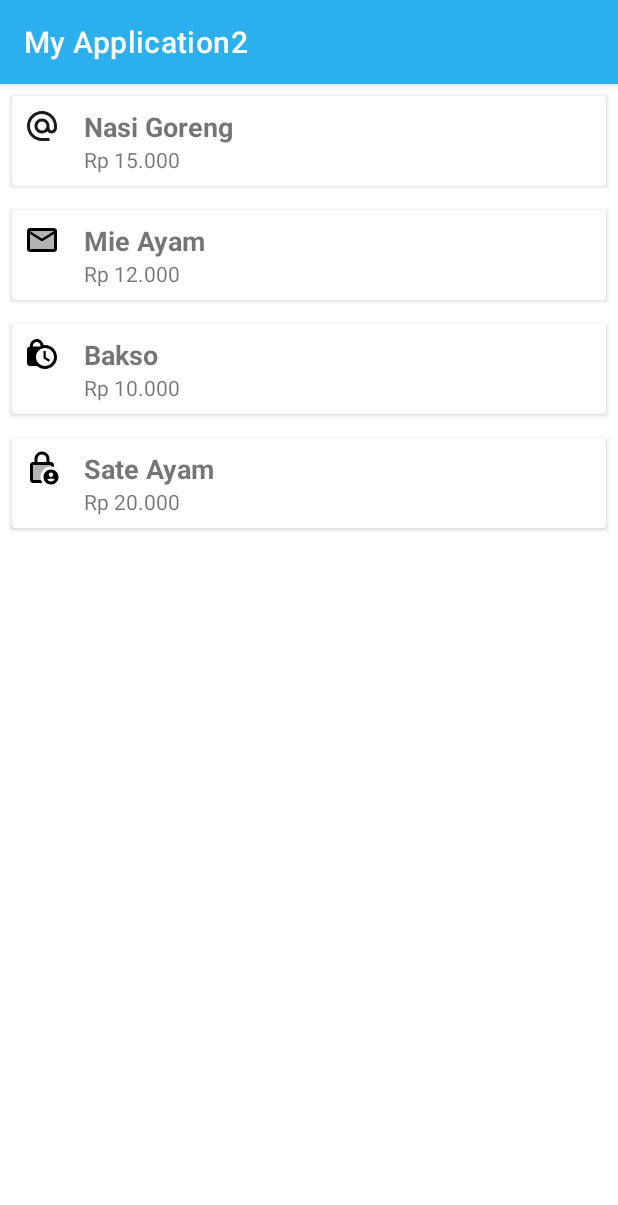
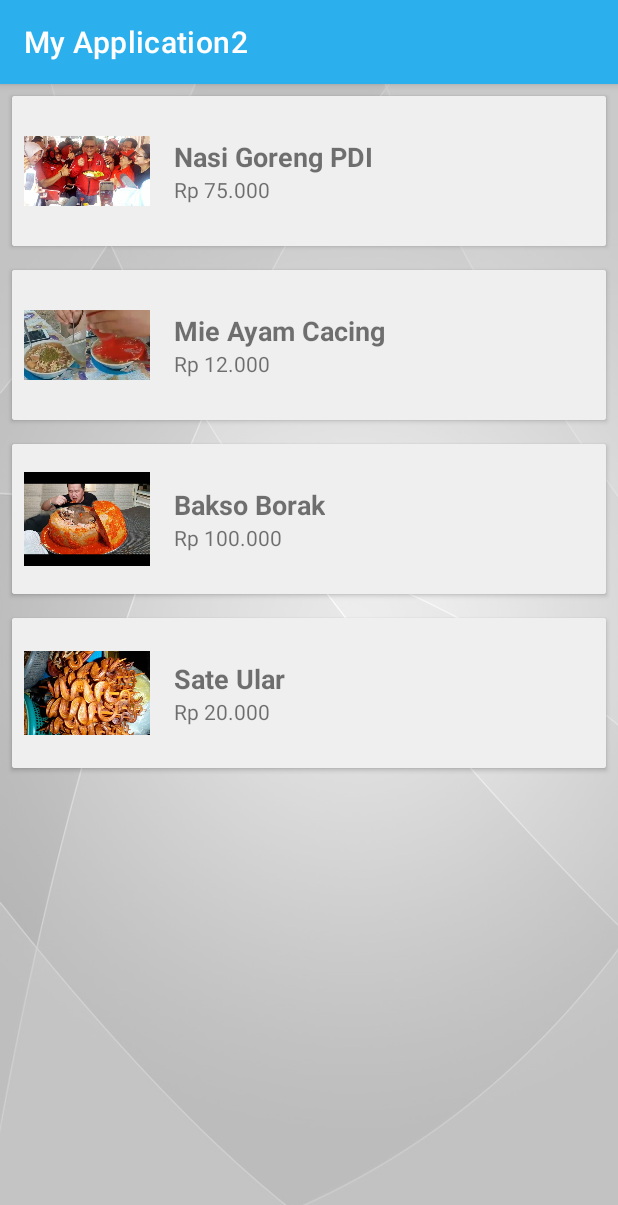
Before and after one commit to ramadhannezz/AplikasiOrderMakanan, an Android app: the screen it shows after launch (HomeActivity), on a phone screen of 412 x 824 dp. Shown: the top 1205 px of the screen. Run offline under Robolectric (Android 15) with nearby library versions, the phone set to English and light mode, and no system bars.

Commit message:
Update Design : - Adding homeactivity (java, xml, gradle app)

```diff
--- a/app/src/main/java/com/rama/myapplication2/HomeActivity.java
+++ b/app/src/main/java/com/rama/myapplication2/HomeActivity.java
@@ -29,10 +29,10 @@ public class HomeActivity extends AppCompatActivity {
         recyclerView.setLayoutManager(new LinearLayoutManager(this));
 
         foods = new ArrayList<>();
-        foods.add(new Food("Nasi Goreng", "Rp 15.000", R.drawable.mail));
-        foods.add(new Food("Mie Ayam", "Rp 12.000", R.drawable.mail2));
-        foods.add(new Food("Bakso", "Rp 10.000", R.drawable.lock));
-        foods.add(new Food("Sate Ayam", "Rp 20.000", R.drawable.lockpw));
+        foods.add(new Food("Nasi Goreng PDI", "Rp 75.000", R.drawable.nasgorpdi));
+        foods.add(new Food("Mie Ayam Cacing", "Rp 12.000", R.drawable.mieayamtumpah));
+        foods.add(new Food("Bakso Borak", "Rp 100.000", R.drawable.baksokepala));
+        foods.add(new Food("Sate Ular", "Rp 20.000", R.drawable.sateular));
 
         foodAdapter = new FoodAdapter(foods);
         recyclerView.setAdapter(foodAdapter);
--- a/app/src/main/res/layout/activity_home.xml
+++ b/app/src/main/res/layout/activity_home.xml
@@ -4,7 +4,13 @@
     xmlns:tools="http://schemas.android.com/tools"
     tools:context=".HomeActivity"
     android:layout_width="match_parent"
-    android:layout_height="match_parent">
+    android:layout_height="match_parent"
+    android:background="@drawable/bglogin">
+
+    <View
+        android:layout_width="match_parent"
+        android:layout_height="match_parent"
+        android:background="#B4FFFFFF"/>
 
     <androidx.recyclerview.widget.RecyclerView
         android:id="@+id/recyclerview"
--- a/app/src/main/res/layout/item_food.xml
+++ b/app/src/main/res/layout/item_food.xml
@@ -10,12 +10,14 @@
     <LinearLayout
     android:layout_width="match_parent"
     android:layout_height="wrap_content"
+    android:background="@color/abu"
     android:orientation="horizontal">
+
 
     <ImageView
         android:id="@+id/food_image"
-        android:layout_width="wrap_content"
-        android:layout_height="wrap_content"
+        android:layout_width="100dp"
+        android:layout_height="100dp"
         android:src="@drawable/lockpw"
         android:padding="8dp"/>
 
```
Also changed, not shown: app/src/main/res/drawable/baksokepala.jpg (added), app/src/main/res/drawable/mieayamtumpah.jpg (added), app/src/main/res/drawable/nasgorpdi.jpg (added), app/src/main/res/drawable/sateular.webp (added).
